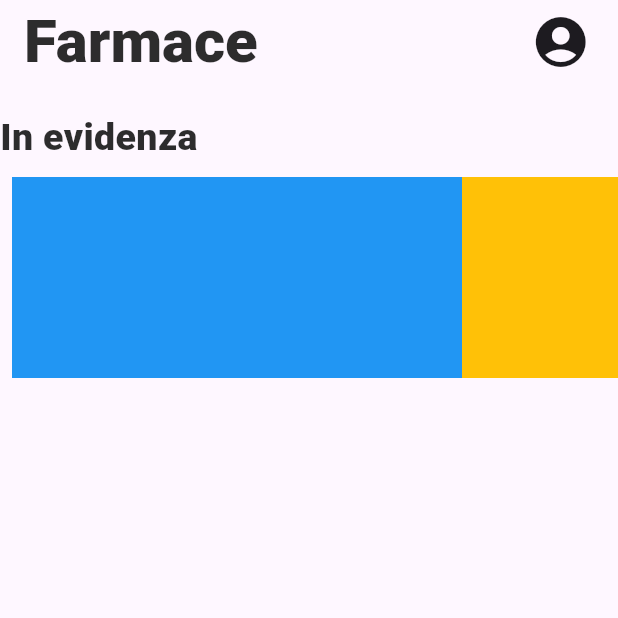
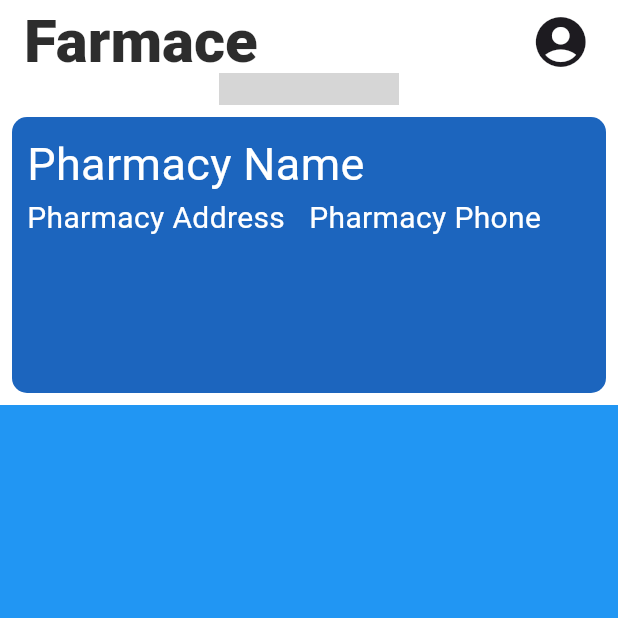
Before and after one commit to errorLine5/farmace_app, a Flutter app: the screen it shows after launch, after a tap on "Login", on a phone screen of 412 x 824 dp, the top half of it. Run offline on Flutter 3.47's test engine with Material 3 defaults, Android fonts, the light colour scheme and no system bars; network calls fail; grey boxes are pictures that could not be loaded.

Commit message:
added pharmacy tile

```diff
--- a/lib/Register.dart
+++ b/lib/Register.dart
@@ -1,7 +1,10 @@
+// ignore_for_file: file_names, non_constant_identifier_names
+
 import 'dart:ui';
 
+import 'package:flutter/material.dart';
+
 import 'package:farmace_app/login.dart';
-import 'package:flutter/material.dart';
 
 class Register extends StatefulWidget {
   const Register({super.key});
--- a/lib/homepage.dart
+++ b/lib/homepage.dart
@@ -1,4 +1,6 @@
+import 'package:farmace_app/homepageComponents/pharmacy_tile.dart';
 import 'package:flutter/material.dart';
+import 'package:flutter/rendering.dart';
 
 class Homepage extends StatefulWidget {
   const Homepage({super.key});
@@ -8,15 +10,121 @@ class Homepage extends StatefulWidget {
 }
 
 class _HomepageState extends State<Homepage> {
+  double width = 0;
+
   @override
   Widget build(BuildContext context) {
+    ScrollController scrollController = ScrollController(
+      initialScrollOffset: 200,
+      onAttach: (position) {
+        position.addListener(() {
+          if (position.userScrollDirection == ScrollDirection.forward) {
+            if (position.pixels > 100 && position.pixels > 300) {
+              position.animateTo(0,
+                  duration: const Duration(milliseconds: 100),
+                  curve: Curves.easeInOut);
+            }
+          } else if (position.userScrollDirection == ScrollDirection.reverse) {
+            if (position.pixels < 100 && position.pixels < 300) {
+              position.animateTo(280,
+                  duration: const Duration(milliseconds: 100),
+                  curve: Curves.easeInOut);
+            }
+          }
+          // if (position.pixels < 100 &&
+          //     position.userScrollDirection == ScrollDirection.idle) {
+          //   position.animateTo(300,
+          //       duration: const Duration(milliseconds: 100),
+          //       curve: Curves.easeInOut);
+          // }
+        });
+        position.animateTo(280,
+            duration: const Duration(milliseconds: 300),
+            curve: Curves.easeInOut);
+      },
+    );
+    width = MediaQuery.of(context).size.width;
     return Scaffold(
-      extendBody: true,
-      body: CustomScrollView(slivers: [
-        const SliverAppBar(
-          floating: true,
-          snap: true,
-          title: Flex(
+      body: CustomScrollView(
+          controller: scrollController,
+          shrinkWrap: true,
+          slivers: [
+            SliverAppBar(
+              expandedHeight: 350,
+
+              pinned: true,
+              surfaceTintColor: Colors.white,
+              backgroundColor: Colors.white,
+              collapsedHeight: 70,
+              //put in the flexible space user info
+              flexibleSpace: FlexibleSpaceBar(
+                collapseMode: CollapseMode.parallax,
+                background: Flex(
+                  direction: Axis.vertical,
+                  children: [
+                    const Spacer(
+                      flex: 3,
+                    ),
+                    Flex(
+                      direction: Axis.horizontal,
+                      children: [
+                        const Spacer(),
+                        ClipRRect(
+                          borderRadius: BorderRadius.circular(100),
+                          child: Image.network(
+                            height: 120,
+                            width: 120,
+                            fit: BoxFit.fill,
+                            alignment: Alignment.center,
+                            "https://picsum.photos/800/900",
+                          ),
+                        ),
+                        const Spacer(),
+                      ],
+                    ),
+                    const Flex(
+                      direction: Axis.horizontal,
+                      children: [
+                        Spacer(),
+                        Text(
+                          "User Name",
+                          style: TextStyle(
+                            color: Color.fromARGB(210, 0, 0, 0),
+                            fontSize: 30,
+                            fontWeight: FontWeight.w800,
+                            fontStyle: FontStyle.normal,
+                            fontFamily: "OpenSans",
+                          ),
+                          textAlign: TextAlign.left,
+                        ),
+                        Spacer(),
+                      ],
+                    ),
+                    const Flex(
+                      direction: Axis.horizontal,
+                      children: [
+                        Spacer(),
+                        Text(
+                          "placeholdermail.@gmail.com",
+                          style: TextStyle(
+                            color: Color.fromARGB(210, 0, 0, 0),
+                            fontSize: 20,
+                            fontWeight: FontWeight.w900,
+                            fontStyle: FontStyle.normal,
+                            fontFamily: "OpenSans",
+                          ),
+                          textAlign: TextAlign.left,
+                        ),
+                        Spacer(),
+                      ],
+                    ),
+                    const Spacer(
+                      flex: 1,
+                    ),
+                  ],
+                ),
+              ),
+              title: const Flex(
                   direction: Axis.horizontal,
                   mainAxisAlignment: MainAxisAlignment.spaceEvenly,
                   children: [
@@ -42,47 +150,31 @@ class _HomepageState extends State<Homepage> {
                     )
                   ]),
             ),
-        SliverFillRemaining(
-            child: Padding(
-          padding: const EdgeInsets.only(top: 18.0),
-          child: Column(
-            children: [
+            SliverList(
+                delegate: SliverChildListDelegate([
               Container(
-                width: double.infinity,
-                child: Text("In evidenza",
-                    style: TextStyle(
-                      color: Color.fromARGB(210, 0, 0, 0),
-                      fontSize: 25,
-                      fontWeight: FontWeight.w900,
-                      fontStyle: FontStyle.normal,
-                    ),
-                    textAlign: TextAlign.left),
-              ),
-              SizedBox(
-                width: double.infinity,
-                height: 150,
+                color: Colors.white,
+                height: 200,
                 child: ListView(
                   scrollDirection: Axis.horizontal,
-                    padding: const EdgeInsets.all(8),
-                    semanticChildCount: 3,
                   children: [
-                      Container(
-                        width: 300,
-                        color: Colors.blue,
+                    PharmacyTile(width: width),
+                    const PharmacyTile(),
+                    const PharmacyTile(),
+                    const PharmacyTile(),
+                    const PharmacyTile(),
+                  ],
+                ),
               ),
               Container(
-                        width: 300,
-                        color: Colors.amber,
+                color: Colors.blue,
+                height: 1000,
               ),
               Container(
-                        width: 300,
-                        color: Colors.green,
-                      )
-                    ]),
+                color: Colors.red,
+                height: 1000,
               ),
-            ],
-          ),
-        ))
+            ]))
           ]),
     );
   }
--- /dev/null
+++ b/lib/homepageComponents/pharmacy_tile.dart
@@ -0,0 +1,63 @@
+import 'dart:math';
+
+import 'package:flutter/material.dart';
+
+class PharmacyTile extends StatelessWidget {
+  final double width;
+  const PharmacyTile({super.key, this.width = 400});
+
+  @override
+  Widget build(BuildContext context) {
+    final random = Random();
+
+    return Padding(
+      padding: const EdgeInsets.all(8.0),
+      child: Container(
+        height: 200,
+        decoration: BoxDecoration(
+          color: Color.fromRGBO(
+            random.nextInt(256),
+            random.nextInt(256),
+            random.nextInt(256),
+            1,
+          ),
+          borderRadius: BorderRadius.circular(10),
+        ),
+        width: width - 16,
+        child: Padding(
+          padding: const EdgeInsets.all(10.0),
+          child: const Column(
+            //pharmacy informations here
+            children: [
+              Flex(
+                  direction: Axis.horizontal,
+                  clipBehavior: Clip.hardEdge,
+                  children: [
+                    Expanded(
+                      child: Text(
+                        "Pharmacy Name",
+                        style: TextStyle(color: Colors.white, fontSize: 30),
+                      ),
+                    ),
+                  ]),
+              Flex(direction: Axis.horizontal, children: [
+                Expanded(
+                  child: Text(
+                    "Pharmacy Address",
+                    style: TextStyle(color: Colors.white, fontSize: 20),
+                  ),
+                ),
+                Expanded(
+                  child: Text(
+                    "Pharmacy Phone",
+                    style: TextStyle(color: Colors.white, fontSize: 20),
+                  ),
+                ),
+              ]),
+            ],
+          ),
+        ),
+      ),
+    );
+  }
+}
--- a/lib/login.dart
+++ b/lib/login.dart
@@ -86,6 +86,7 @@ class _LoginState extends State<Login> {
                                 child: const Text("Register",
                                     style: TextStyle(fontSize: 15))),
                             TextButton(
+                                // ignore: avoid_print
                                 onPressed: () => print("Forgot Password"),
                                 style: const ButtonStyle(
                                   minimumSize:
```
Also changed, not shown: 1 other file. Lines whose indentation alone changed are shown as unchanged.
